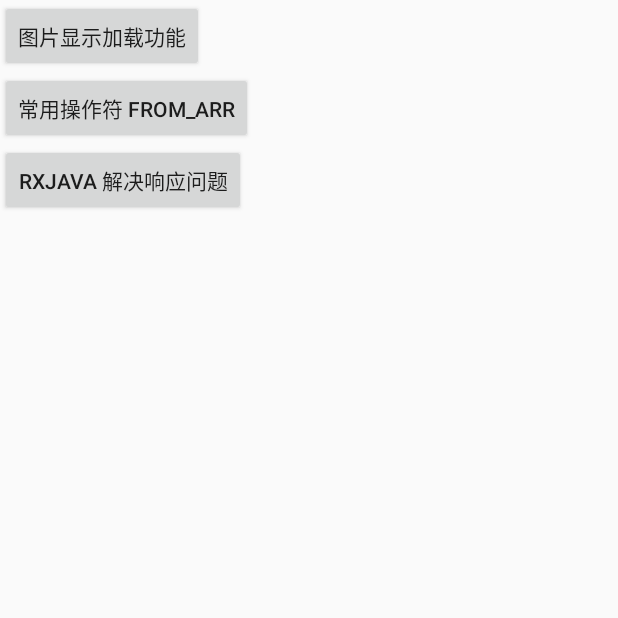
After one commit to miniocean404-android/learn_android_java, an Android app: the RxJavaActivity screen opened directly, with no data from a screen before it, on a phone screen of 412 x 824 dp, the top half of it. The commit adds this screen. Run offline under Robolectric (Android 15) with nearby library versions, the light colour scheme and no system bars; our stand-ins replace RxJava; libraries missing offline, so code that uses them is left out: com.hjq.toast.

Commit message:
feature: RxJava

```diff
--- a/app/build.gradle.kts
+++ b/app/build.gradle.kts
@@ -183,4 +183,9 @@
 
     // json 序列化
     implementation(libs.google.gson)
+
+    // Rx
+    implementation(libs.io.reactivex.rxjava3.rxandroid)
+    implementation(libs.reactivex.rxjava)
+    implementation(libs.rxjava3.rxkotlin)
 }
--- a/app/src/main/java/com/example/learnandroidjava/MainActivity.java
+++ b/app/src/main/java/com/example/learnandroidjava/MainActivity.java
@@ -34,6 +34,7 @@
 import com.example.learnandroidjava.activity.base.scroll.ViewPage2Activity;
 import com.example.learnandroidjava.activity.base.scroll.ViewPageActivity;
 import com.example.learnandroidjava.activity.lib.PermissionsActivity;
+import com.example.learnandroidjava.activity.lib.RxJavaActivity;
 import com.gyf.immersionbar.ImmersionBar;
 import com.hjq.toast.Toaster;
 import com.simple.spiderman.SpiderMan;
@@ -76,6 +77,7 @@
         jump(this,R.id.go_permissions_btn, PermissionsActivity.class);
         jump(this,R.id.go_receiver_btn, ReceiverActivity.class);
         jump(this,R.id.go_service_btn, ServiceActivity.class);
+        jump(this,R.id.go_rx_java_btn, RxJavaActivity.class);
     }
 
     @Override
--- /dev/null
+++ b/app/src/main/java/com/example/learnandroidjava/shared/bean/RxJavaSuccessResponse.kt
@@ -0,0 +1,6 @@
+package com.example.learnandroidjava.shared.bean
+
+open class RxJavaSuccessResponse @JvmOverloads constructor(
+    @JvmField var id: Int = 0,
+    @JvmField var name: String = ""
+)
--- /dev/null
+++ b/app/src/main/res/layout/activity_rx_java.xml
@@ -0,0 +1,35 @@
+<?xml version="1.0" encoding="utf-8"?>
+<LinearLayout xmlns:android="http://schemas.android.com/apk/res/android"
+    xmlns:tools="http://schemas.android.com/tools"
+    android:id="@+id/main"
+    android:layout_width="match_parent"
+    android:layout_height="match_parent"
+    tools:context=".activity.lib.RxJavaActivity"
+    android:orientation="vertical">
+
+    <Button
+        android:id="@+id/rx_image_show_loading"
+        android:text="图片显示加载功能"
+        android:layout_width="wrap_content"
+        android:layout_height="wrap_content"/>
+
+    <Button
+        android:id="@+id/rx_java_from_arr"
+        android:text="常用操作符 from_arr"
+        android:layout_width="wrap_content"
+        android:layout_height="wrap_content"/>
+
+
+
+    <Button
+        android:id="@+id/rx_java_resp"
+        android:text="RxJava 解决响应问题"
+        android:layout_width="wrap_content"
+        android:layout_height="wrap_content"/>
+
+
+    <ImageView
+        android:id="@+id/rx_java_image"
+        android:layout_width="wrap_content"
+        android:layout_height="wrap_content"/>
+</LinearLayout>
--- a/gradle/libs.versions.toml
+++ b/gradle/libs.versions.toml
@@ -18,9 +18,12 @@
 appcompat = "1.6.1"
 material = "1.10.0"
 mmkv = "1.2.10"
+reactivexRxjava = "3.1.8"
+reactivexRxandroidVersion = "3.0.2"
 recyclerview = "1.3.0"
 activity = "1.8.0"
 constraintlayout = "2.1.4"
+rxkotlinVersion = "3.0.1"
 spidermanVersion = "v1.1.9"
 squareupOkhttpVersion = "4.12.0"
 legacySupportV4 = "1.0.0"
@@ -50,7 +53,10 @@
 glide2 = { module = "com.github.bumptech.glide:glide", version.ref = "githubGlideVersion" }
 com-squareup-okhttp3-okhttp = { module = "com.squareup.okhttp3:okhttp", version.ref = "squareupOkhttpVersion" }
 google-gson = { module = "com.google.code.gson:gson", version.ref = "gsonVersion" }
+io-reactivex-rxjava3-rxandroid = { module = "io.reactivex.rxjava3:rxandroid", version.ref = "reactivexRxandroidVersion" }
 mmkv = { module = "com.tencent:mmkv", version.ref = "mmkv" }
+rxjava3-rxkotlin = { module = "io.reactivex.rxjava3:rxkotlin", version.ref = "rxkotlinVersion" }
+reactivex-rxjava = { module = "io.reactivex.rxjava3:rxjava", version.ref = "reactivexRxjava" }
 spiderman = { module = "com.github.simplepeng.SpiderMan:spiderman", version.ref = "spidermanVersion" }
 fresco-support-core-utils = { module = "com.android.support:support-core-utils", version.ref = "supportCoreUtils" }
 toaster = { module = "com.github.getActivity:Toaster", version.ref = "toaster" }
```
Also changed, not shown: app/src/main/AndroidManifest.xml (+8 -11 lines), app/src/main/java/com/example/learnandroidjava/activity/lib/RxJavaActivity.java (added, +209 -0 lines), app/src/main/java/com/example/learnandroidjava/shared/bean/RxJavaResponse.kt (added, +9 -0 lines), app/src/main/java/com/example/learnandroidjava/shared/observer/RxJavaRespObserver.kt (added, +32 -0 lines), app/src/main/res/layout/activity_main.xml (+11 -0 lines).
